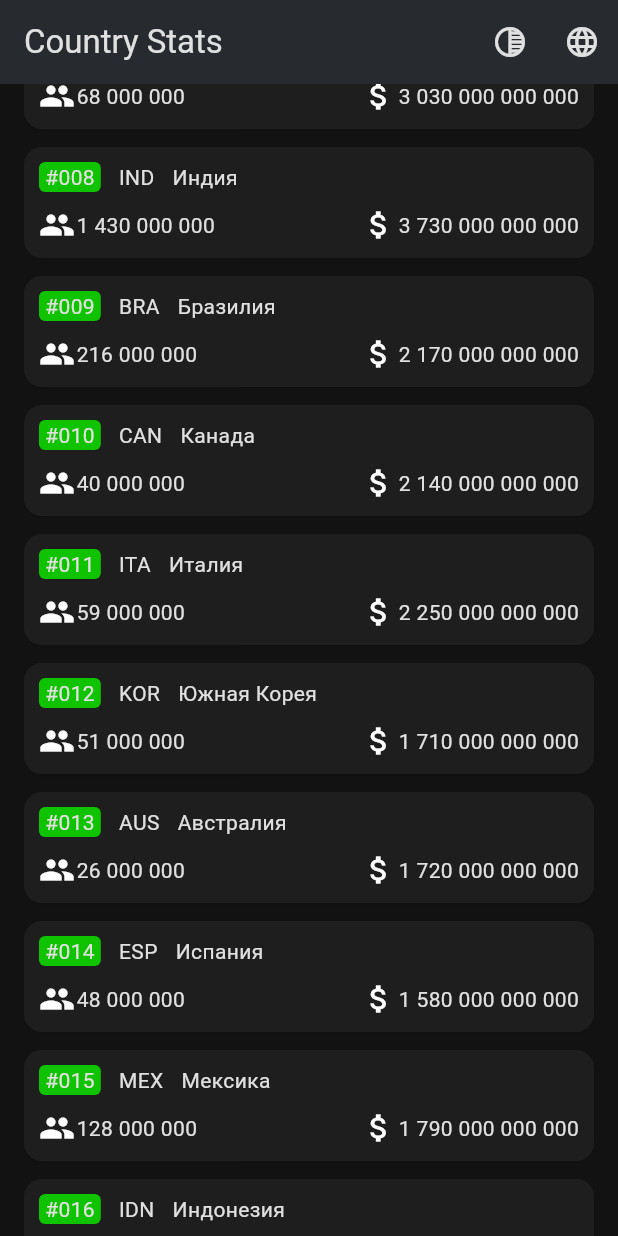
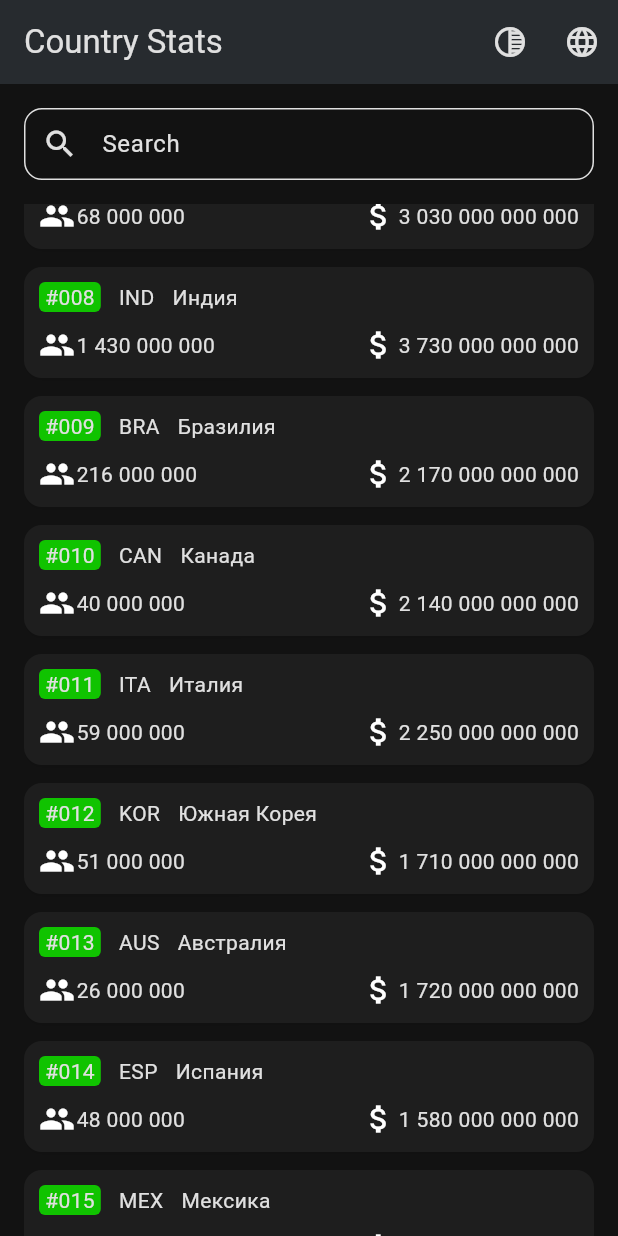
Before and after one commit to zhivushko/CountryStatsFlutter, a Flutter app: the screen it shows after launch, scrolled down 576 dp, after a tap on the "tonality" icon, on a phone screen of 412 x 824 dp. Run offline on Flutter 3.47's test engine with Material 3 defaults, Android fonts, the phone set to English and light mode, and no system bars; our stand-ins replace flutter_bloc, go_router.

Commit message:
Поиск

```diff
--- a/lib/feature/countrystats/domain/ICountryRepository.dart
+++ b/lib/feature/countrystats/domain/ICountryRepository.dart
@@ -2,5 +2,7 @@ import 'package:country_stats_flutter/feature/countrystats/data/Country.dart';
 
 abstract interface class CountryRepository {
   List<Country> getCountries({String? filter});
+  List<Country> getNeighbours(Country country);
   Country getCountry(int id);
+
 }
--- /dev/null
+++ b/lib/feature/countrystats/presentation/bloc/CountryListCubit.dart
@@ -0,0 +1,20 @@
+import 'package:country_stats_flutter/feature/countrystats/domain/ICountryRepository.dart';
+import 'package:country_stats_flutter/feature/countrystats/presentation/model/CountryCardUI.dart';
+import 'package:country_stats_flutter/feature/countrystats/presentation/model/list/CountryListState.dart';
+import 'package:flutter_bloc/flutter_bloc.dart';
+
+class CountryListCubit extends Cubit<CountryListState> {
+  final CountryRepository repository;
+
+  CountryListCubit(this.repository) : super(const CountryListState()) {
+    search(null);
+  }
+
+  void search(String? query) {
+    emit(state.copyWith(isLoading: true, query: query ?? ''));
+
+    final countries = repository.getCountries(filter: query).toCardsUI();
+    emit(state.copyWith(items: countries, isLoading: false));
+
+  }
+}
--- /dev/null
+++ b/lib/feature/countrystats/presentation/model/list/CountryListState.dart
@@ -0,0 +1,25 @@
+import 'package:country_stats_flutter/feature/countrystats/presentation/model/CountryCardUI.dart';
+
+class CountryListState {
+  final String query;
+  final List<CountryCardUI> items;
+  final bool isLoading;
+
+  const CountryListState({
+    this.query = '',
+    this.items = const [],
+    this.isLoading = true,
+  });
+
+  CountryListState copyWith({
+    String? query,
+    List<CountryCardUI>? items,
+    bool? isLoading,
+  }) {
+    return CountryListState(
+      query: query ?? this.query,
+      items: items ?? this.items,
+      isLoading: isLoading ?? this.isLoading,
+    );
+  }
+}
--- a/lib/feature/countrystats/presentation/view/Screens/CountryListScreen.dart
+++ b/lib/feature/countrystats/presentation/view/Screens/CountryListScreen.dart
@@ -1,11 +1,10 @@
 import 'package:flutter/material.dart';
 import 'package:flutter_bloc/flutter_bloc.dart';
 import 'package:go_router/go_router.dart';
-import 'package:country_stats_flutter/feature/countrystats/presentation/bloc/LocaleProvider.dart';
-import 'package:country_stats_flutter/feature/countrystats/presentation/bloc/ThemeProvide.dart';
-import 'package:country_stats_flutter/feature/countrystats/data/CountryRepositoryImpl.dart';
+import 'package:country_stats_flutter/feature/countrystats/presentation/bloc/CountryListCubit.dart';
+import 'package:country_stats_flutter/feature/countrystats/domain/ICountryRepository.dart';
+import 'package:country_stats_flutter/feature/countrystats/presentation/view/widgets/AppScaffold.dart'; // ИМПОРТ
 import 'package:country_stats_flutter/feature/countrystats/presentation/view/widgets/CountryList.dart';
-import 'package:country_stats_flutter/feature/countrystats/presentation/model/CountryCardUI.dart';
 import 'package:country_stats_flutter/l10n/app_localizations.dart';
 
 class CountryListScreen extends StatelessWidget {
@@ -13,28 +12,52 @@ class CountryListScreen extends StatelessWidget {
 
   @override
   Widget build(BuildContext context) {
+    return BlocProvider(
+      create: (context) => CountryListCubit(context.read<CountryRepository>()),
+      child: const _CountryListView(),
+    );
+  }
+}
+
+class _CountryListView extends StatelessWidget {
+  const _CountryListView();
+
+  @override
+  Widget build(BuildContext context) {
     final l10n = AppLocalizations.of(context)!;
-    final repo = context.read<CountryRepositoryImpl>();
+    final state = context.watch<CountryListCubit>().state;
 
-    return Scaffold(
-      appBar: AppBar(
-        title: Text(l10n.appName),
-        elevation: 4,
-        actions: [
-          IconButton(
-            onPressed: () => context.read<ThemeProvider>().toggleTheme(),
-            icon: const Icon(Icons.tonality),
+    // ОБОРАЧИВАЕМ В APPSCAFFOLD
+    return AppScaffold(
+      showBackButton: false, // На главной кнопка назад не нужна
+      body: Column(
+        children: [
+          Padding(
+            padding: const EdgeInsets.all(16.0),
+            child: TextField(
+              decoration: InputDecoration(
+                hintText: l10n.search,
+                prefixIcon: const Icon(Icons.search),
+                border: OutlineInputBorder(
+                  borderRadius: BorderRadius.circular(12.0),
+                ),
+                contentPadding: const EdgeInsets.symmetric(horizontal: 16.0),
+              ),
+              onChanged: (value) {
+                context.read<CountryListCubit>().search(value);
+              },
+            ),
           ),
-          IconButton(
-            onPressed: () => context.read<LocaleProvider>().toggleLocale(),
-            icon: const Icon(Icons.language),
+          Expanded(
+            child: state.isLoading
+                ? const Center(child: CircularProgressIndicator())
+                : CountryList(
+              countries: state.items,
+              onCountryClick: (id) => context.push('/country/$id'),
+              isScrollable: true,
+            ),
           ),
         ],
-      ),
-      body: CountryList(
-        countries: repo.getCountries().toCardsUI(),
-        onCountryClick: (id) => context.push('/country/$id'),
-        isScrollable: true, // Здесь скроллится сам
       ),
     );
   }
--- /dev/null
+++ b/lib/feature/countrystats/presentation/view/widgets/AppScaffold.dart
@@ -0,0 +1,50 @@
+import 'package:flutter/material.dart';
+import 'package:flutter_bloc/flutter_bloc.dart';
+import 'package:go_router/go_router.dart';
+import 'package:country_stats_flutter/feature/countrystats/presentation/bloc/LocaleProvider.dart';
+import 'package:country_stats_flutter/feature/countrystats/presentation/bloc/ThemeProvide.dart';
+import 'package:country_stats_flutter/l10n/app_localizations.dart';
+
+class AppScaffold extends StatelessWidget {
+  final Widget body;
+  final bool showBackButton;
+  final String? title;
+
+  const AppScaffold({
+    super.key,
+    required this.body,
+    this.showBackButton = false,
+    this.title,
+  });
+
+  @override
+  Widget build(BuildContext context) {
+    final l10n = AppLocalizations.of(context)!;
+
+    return Scaffold(
+      appBar: AppBar(
+        title: Text(title ?? l10n.appName),
+        elevation: 4,
+        leading: showBackButton
+            ? IconButton(
+          icon: const Icon(Icons.arrow_back),
+          onPressed: () => context.pop(), // Кнопка назад работает через go_router
+        )
+            : null,
+        actions: [
+          IconButton(
+            onPressed: () => context.read<ThemeProvider>().toggleTheme(),
+            icon: const Icon(Icons.tonality),
+            tooltip: 'Theme',
+          ),
+          IconButton(
+            onPressed: () => context.read<LocaleProvider>().toggleLocale(),
+            icon: const Icon(Icons.language),
+            tooltip: 'Language',
+          ),
+        ],
+      ),
+      body: body,
+    );
+  }
+}
--- a/lib/feature/countrystats/presentation/view/widgets/CardNum.dart
+++ b/lib/feature/countrystats/presentation/view/widgets/CardNum.dart
@@ -1,6 +1,6 @@
-// lib/ui/components/card_num.dart
+
 import 'package:flutter/material.dart';
-import 'package:country_stats_flutter/feature/countrystats/presentation/color_scheme.dart'; // или используйте Theme.of(context)
+import 'package:country_stats_flutter/feature/countrystats/presentation/color_scheme.dart';
 
 class CardNum extends StatelessWidget {
   final int value;
--- a/lib/feature/countrystats/presentation/view/widgets/CardStat.dart
+++ b/lib/feature/countrystats/presentation/view/widgets/CardStat.dart
@@ -1,4 +1,4 @@
-// lib/ui/components/card_stat.dart
+
 import 'package:flutter/material.dart';
 import 'package:country_stats_flutter/feature/countrystats/presentation/utils/CardNumFormat.dart';
 
@@ -19,7 +19,7 @@ class CardStat extends StatelessWidget {
       mainAxisSize: MainAxisSize.min,
       children: [
         icon,
-        const SizedBox(width: 1.0), // Spacer(Modifier.width(1.dp))
+        const SizedBox(width: 1.0),
         Text(value.formatThousand()),
       ],
     );
--- a/lib/feature/countrystats/presentation/view/widgets/CountryDetailed.dart
+++ b/lib/feature/countrystats/presentation/view/widgets/CountryDetailed.dart
@@ -43,7 +43,7 @@ class CountryDetailed extends StatelessWidget {
           CountryList(
             countries: neighbours,
             onCountryClick: onCountryClick,
-            isScrollable: false, // <-- ОТКЛЮЧАЕМ СКРОЛЛ, ТАК КАК ЭКРАН УЖЕ В SCROLLVIEW
+            isScrollable: false,
           ),
         ],
       ],
--- a/lib/feature/countrystats/presentation/view/widgets/StatBlock.dart
+++ b/lib/feature/countrystats/presentation/view/widgets/StatBlock.dart
@@ -52,7 +52,7 @@ class _StatIndicator extends StatelessWidget {
   @override
   Widget build(BuildContext context) {
     return Padding(
-      padding: const EdgeInsets.only(bottom: 4.0), // Arrangement.spacedBy(4.dp)
+      padding: const EdgeInsets.only(bottom: 4.0),
       child: Row(
         children: [
           Text(
--- a/lib/feature/countrystats/presentation/view/widgets/country_card.dart
+++ b/lib/feature/countrystats/presentation/view/widgets/country_card.dart
@@ -1,4 +1,3 @@
-// lib/ui/components/country_card.dart
 import 'package:flutter/material.dart';
 import 'CardNum.dart';
 import 'CardSurface.dart';
@@ -37,18 +36,18 @@ class CountryCard extends StatelessWidget {
               ),
             ],
           ),
-          const SizedBox(height: 10.0), // spacedBy(10.dp) между Row
+          const SizedBox(height: 10.0),
 
 
           Row(
             mainAxisAlignment: MainAxisAlignment.spaceBetween,
             children: [
               CardStat(
-                icon: const Icon(Icons.people), // emoji_people
+                icon: const Icon(Icons.people),
                 value: country.popularity,
               ),
               CardStat(
-                icon: const Icon(Icons.attach_money), // attach_money
+                icon: const Icon(Icons.attach_money),
                 value: country.gdp,
               ),
             ],
--- a/lib/main.dart
+++ b/lib/main.dart
@@ -5,14 +5,14 @@ import 'package:country_stats_flutter/feature/countrystats/presentation/bloc/Loc
 import 'package:country_stats_flutter/feature/countrystats/presentation/bloc/ThemeProvide.dart';
 import 'package:country_stats_flutter/feature/countrystats/presentation/color_scheme.dart';
 import 'package:country_stats_flutter/feature/countrystats/data/CountryRepositoryImpl.dart';
-// Импортируем наш новый файл с навигацией
+import 'package:country_stats_flutter/feature/countrystats/domain/ICountryRepository.dart';
 import 'package:country_stats_flutter/feature/countrystats/presentation/navigation/app_router.dart';
 
 void main() {
   runApp(
     MultiRepositoryProvider(
       providers: [
-        RepositoryProvider<CountryRepositoryImpl>(
+        RepositoryProvider<CountryRepository>(
           create: (context) => CountryRepositoryImpl(),
         ),
       ],
@@ -32,12 +32,10 @@ class MyApp extends StatelessWidget {
 
   @override
   Widget build(BuildContext context) {
-    // Слушаем изменения темы и языка
     final themeMode = context.watch<ThemeProvider>().state;
     final currentLocale = context.watch<LocaleProvider>().state;
 
     return MaterialApp.router(
-      // Используем роутер из отдельного файла
       routerConfig: AppRouter.router,
       theme: lightTheme,
       darkTheme: darkTheme,
```
Also changed, not shown: lib/feature/countrystats/data/CountryRepositoryImpl.dart (+1 -8 lines), lib/feature/countrystats/presentation/AppScaffold.dart (deleted, +0 -45 lines), lib/feature/countrystats/presentation/bloc/CountryDetailCubit.dart (+3 -7 lines), lib/feature/countrystats/presentation/model/CountryCardUI.dart (+0 -8 lines), lib/feature/countrystats/presentation/navigation/app_router.dart (+3 -16 lines), lib/feature/countrystats/presentation/view/Screens/CountryDetailScreen.dart (+19 -8 lines), lib/feature/countrystats/presentation/view/widgets/Bar.dart (+18 -4 lines).
